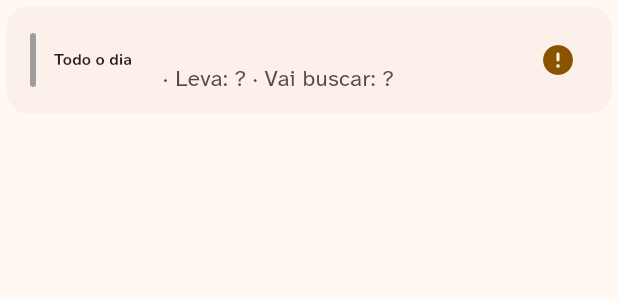
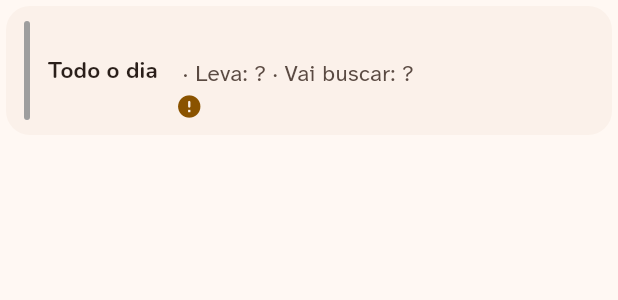
Before and after one commit to Bad1ll0n/Kubico, a Flutter app: the _OccurrenceTile widget shown alone on an empty page, opened directly with empty values, on a phone screen of 412 x 824 dp. Shown: the top 300 px of the screen. Run offline on Flutter 3.47's test engine with Material 3 defaults, Android fonts, the phone set to English and light mode, and no system bars; our stand-ins replace clock, firebase_core, firebase_messaging, flutter_secure_storage, image_picker, qr_flutter and 2 more; missing offline and left inert: file_saver, mobile_scanner, signalr_netcore; accounts and stored records are empty; network calls fail.

Commit message:
Design — fase 3D: o calendário e as tarefas aguentam letra grande
- Mês: células com altura mínima em vez de 48 fixos, o hoje num círculo cheio, feriados em cor de
  informação e os dias de fora do mês legíveis (onSurfaceVariant em vez do outline).
- Eventos: sem ListTile nem FittedBox (que encolhia as horas, anulando a letra grande); as horas, o título e
  o conflito crescem com a letra, e o conflito vê-se em texto (antes só numa tooltip, invisível com toque).
- Resumo das tarefas dos últimos 30 dias sem larguras fixas (o nome e os números partem de linha).
- Teste com a letra a 200 % na lista e no mês do calendário.

DES-06, DES-12, DES-21.

Co-Authored-By: Claude Opus 5.5 <noreply@anthropic.com>

```diff
--- a/app/lib/src/ui/calendar_view.dart
+++ b/app/lib/src/ui/calendar_view.dart
@@ -521,33 +521,47 @@ class _DayCell extends StatelessWidget {
   @override
   Widget build(BuildContext context) {
     final scheme = Theme.of(context).colorScheme;
-    final dayColor = isHoliday ? scheme.error : (inMonth ? scheme.onSurface : scheme.outline);
+    // Feriado em cor de informação (não de erro); os dias de fora do mês em onSurfaceVariant (o outline falhava AA).
+    final dayColor = isToday
+        ? scheme.onPrimary
+        : isHoliday
+        ? context.kubico.info
+        : (inMonth ? scheme.onSurface : scheme.onSurfaceVariant);
     return Padding(
       padding: const EdgeInsets.all(2),
       child: Material(
         color: isSelected ? scheme.primaryContainer : Colors.transparent,
-        shape: RoundedRectangleBorder(
-          borderRadius: BorderRadius.circular(12),
-          side: isToday ? BorderSide(color: scheme.primary) : BorderSide.none,
-        ),
+        shape: RoundedRectangleBorder(borderRadius: BorderRadius.circular(12), side: BorderSide.none),
         child: InkWell(
           onTap: onTap,
           customBorder: RoundedRectangleBorder(borderRadius: BorderRadius.circular(12)),
-          child: SizedBox(
-            height: 48,
+          // Altura mínima, não fixa: com letra grande a célula cresce em vez de cortar o número.
+          child: ConstrainedBox(
+            constraints: const BoxConstraints(minHeight: 56),
+            child: Padding(
+              padding: const EdgeInsets.symmetric(vertical: 6),
               child: Column(
                 mainAxisAlignment: MainAxisAlignment.center,
                 children: [
-                Text(
+                  // O hoje num círculo cheio (não só um contorno), para se ver de relance.
+                  Container(
+                    padding: const EdgeInsets.all(4),
+                    constraints: const BoxConstraints(minWidth: 28),
+                    decoration: isToday ? BoxDecoration(color: scheme.primary, shape: BoxShape.circle) : null,
+                    child: Text(
                       '${day.day}',
-                  style: TextStyle(color: dayColor, fontWeight: isToday ? FontWeight.bold : null),
+                      textAlign: TextAlign.center,
+                      style: Theme.of(context).textTheme.labelLarge
+                          ?.copyWith(color: dayColor, fontFeatures: tabularFigures),
                     ),
-                const SizedBox(height: 4),
+                  ),
+                  const SizedBox(height: 2),
                   Row(
                     mainAxisAlignment: MainAxisAlignment.center,
                     children: [for (final color in dots) _Dot(color: color)],
                   ),
                 ],
+              ),
             ),
           ),
         ),
@@ -620,50 +634,83 @@ class _OccurrenceTile extends StatelessWidget {
     ].join(' · ');
     final participants = [for (final id in event.participantUserIds) details?.member(id)].whereType<Member>();
 
+    // Sem ListTile (que limita a altura do que vai à esquerda): com letra grande, as horas, o título e o conflito
+    // crescem em vez de cortar.
     return Card(
-      child: ListTile(
+      child: InkWell(
         onTap: onTap,
-        leading: Row(
-          mainAxisSize: MainAxisSize.min,
+        borderRadius: BorderRadius.circular(KubicoRadius.md),
+        child: Padding(
+          padding: const EdgeInsets.symmetric(horizontal: 12, vertical: 10),
+          child: IntrinsicHeight(
+            child: Row(
+              crossAxisAlignment: CrossAxisAlignment.stretch,
               children: [
                 Container(
                   width: 4,
-              height: 36,
                   decoration: BoxDecoration(color: color, borderRadius: BorderRadius.circular(2)),
                 ),
                 const SizedBox(width: 12),
-            // As horas encolhem em vez de partir em várias linhas (ecrãs estreitos, letra grande).
-            SizedBox(
-              width: 52,
-              child: FittedBox(
-                fit: BoxFit.scaleDown,
+                ConstrainedBox(
+                  constraints: const BoxConstraints(minWidth: 52),
                   child: Column(
-                  mainAxisSize: MainAxisSize.min,
+                    mainAxisAlignment: MainAxisAlignment.center,
                     children: [
-                    Text(from, style: theme.textTheme.labelLarge),
-                    if (to != null) Text(to, style: theme.textTheme.bodySmall),
-                  ],
-                ),
+                      Text(from, style: theme.textTheme.labelLarge?.copyWith(fontFeatures: tabularFigures)),
+                      if (to != null)
+                        Text(
+                          to,
+                          style: theme.textTheme.bodySmall?.copyWith(
+                            color: theme.colorScheme.onSurfaceVariant,
+                            fontFeatures: tabularFigures,
                           ),
                         ),
                     ],
                   ),
-        title: Text(event.title),
-        subtitle: subtitle.isEmpty ? null : Text(subtitle),
-        trailing: Row(
-          mainAxisSize: MainAxisSize.min,
+                ),
+                const SizedBox(width: 12),
+                Expanded(
+                  child: Column(
+                    crossAxisAlignment: CrossAxisAlignment.start,
+                    mainAxisAlignment: MainAxisAlignment.center,
                     children: [
+                      Text(event.title, style: theme.textTheme.titleMedium),
+                      if (subtitle.isNotEmpty)
+                        Text(
+                          subtitle,
+                          style: theme.textTheme.bodyMedium?.copyWith(color: theme.colorScheme.onSurfaceVariant),
+                        ),
+                      // O conflito vê-se sempre (não só numa tooltip, que não aparece com toque).
                       if (conflicts != null)
-              Tooltip(
-                message: conflicts!,
-                child: Icon(Icons.error_rounded, color: context.kubico.warning),
+                        Padding(
+                          padding: const EdgeInsets.only(top: 2),
+                          child: Row(
+                            crossAxisAlignment: CrossAxisAlignment.start,
+                            children: [
+                              Icon(Icons.error_rounded, size: 18, color: context.kubico.warning),
+                              const SizedBox(width: 4),
+                              Expanded(
+                                child: Text(
+                                  conflicts!,
+                                  style: theme.textTheme.bodySmall?.copyWith(color: context.kubico.onWarningContainer),
+                                ),
+                              ),
+                            ],
+                          ),
+                        ),
+                    ],
+                  ),
                 ),
                 for (final member in participants.take(3))
                   Padding(
                     padding: const EdgeInsets.only(left: 4),
+                    child: Center(
                       child: MemberAvatar(name: member.displayName, color: member.color, size: 24),
                     ),
+                  ),
               ],
+            ),
+          ),
         ),
       ),
     );
```
Also changed, not shown: app/lib/src/ui/chores_view.dart (+21 -18 lines), 1 other file. Lines whose indentation alone changed are shown as unchanged.
